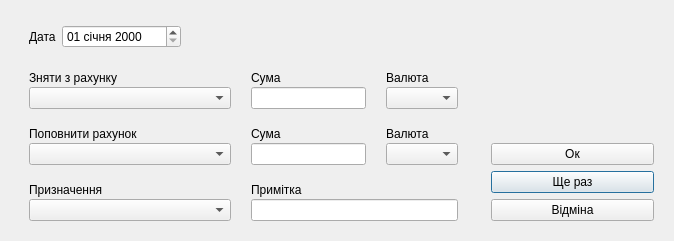
barmakuks/home-budget-git, file src/gui/forms/movement-dialog.ui: the form before one commit.
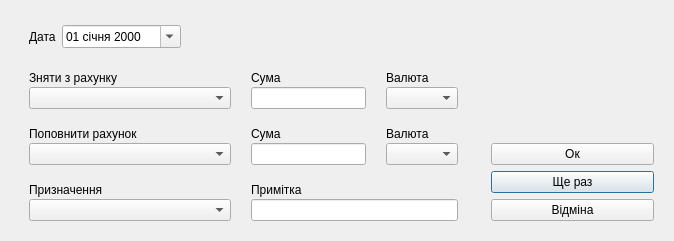
The form after the commit. Icons and pictures are not drawn.

Commit message: Movement calendar popup

What changed in the file:
```diff
--- a/src/gui/forms/movement-dialog.ui
+++ b/src/gui/forms/movement-dialog.ui
@@ -59,6 +59,9 @@
            <property name="displayFormat">
             <string>dd MMMM yyyy</string>
            </property>
+           <property name="calendarPopup">
+            <bool>true</bool>
+           </property>
           </widget>
          </item>
         </layout>
```
